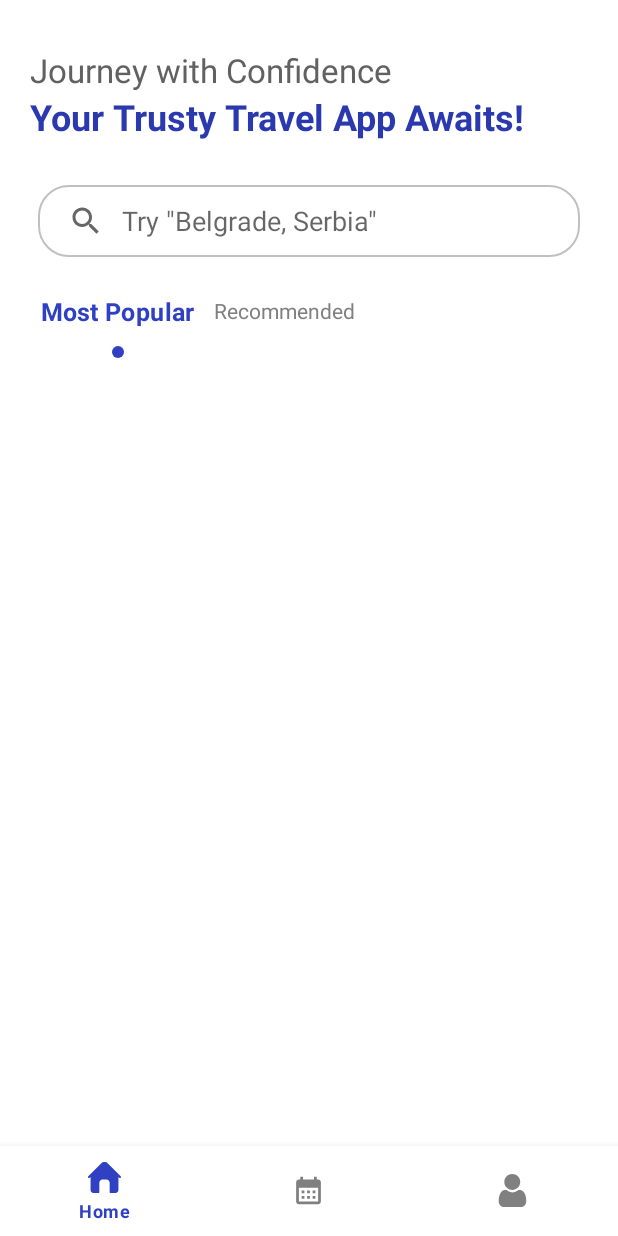
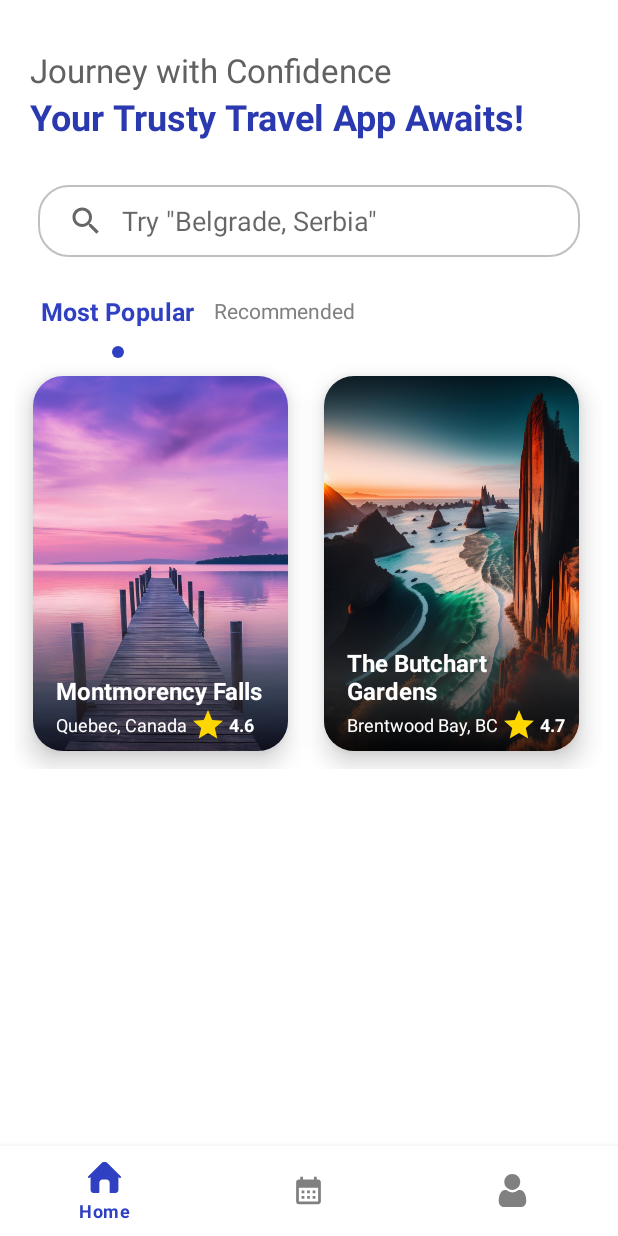
Before and after one commit to Ruturajchavda/NomadNest, an Android app: the HomeFragment screen opened directly, with no data from a screen before it, on a phone screen of 412 x 824 dp. Run offline under Robolectric (Android 15) with nearby library versions, the phone set to English and light mode, and no system bars.

Commit message:
RecyclerView Added for places in home screen.

```diff
--- a/app/src/main/java/com/example/nomadnest/adapter/PlacesAdapter.java
+++ b/app/src/main/java/com/example/nomadnest/adapter/PlacesAdapter.java
@@ -1,4 +1,79 @@
 package com.example.nomadnest.adapter;
 
-public class PlacesAdapter {
+import android.annotation.SuppressLint;
+import android.app.Activity;
+import android.view.LayoutInflater;
+import android.view.View;
+import android.view.ViewGroup;
+
+import androidx.annotation.NonNull;
+import androidx.recyclerview.widget.RecyclerView;
+
+import com.example.nomadnest.databinding.ItemPlacesBinding;
+import com.example.nomadnest.interfaces.RecyclerViewItemInterface;
+import com.example.nomadnest.model.Places;
+
+import java.util.ArrayList;
+
+public class PlacesAdapter extends RecyclerView.Adapter<RecyclerView.ViewHolder> {
+
+    private ArrayList<Places> placesArrayList;
+    private ItemPlacesBinding binding;
+    public Activity activity;
+    private RecyclerViewItemInterface viewItemInterface;
+
+    public void setItemClickListener(RecyclerViewItemInterface viewItemInterface) {
+        this.viewItemInterface = viewItemInterface;
+    }
+
+    public PlacesAdapter(ArrayList<Places> placesArrayList, Activity activity) {
+        this.placesArrayList = placesArrayList;
+        this.activity = activity;
+    }
+
+    @NonNull
+    @Override
+    public ViewHolder onCreateViewHolder(@NonNull ViewGroup parent, int viewType) {
+        LayoutInflater layoutInflater = LayoutInflater.from(parent.getContext());
+        binding = ItemPlacesBinding.inflate(layoutInflater, parent, false);
+        return new ViewHolder(binding);
+    }
+
+    @Override
+    public void onBindViewHolder(@NonNull RecyclerView.ViewHolder holder, int position) {
+        ((ViewHolder) holder).bindView(placesArrayList.get(position));
+        Places places= placesArrayList.get(position);
+        holder.itemView.setOnClickListener(new View.OnClickListener() {
+            @Override
+            public void onClick(View v) {
+                if (viewItemInterface != null) {
+                    viewItemInterface.OnItemShare(holder.getAdapterPosition(), places);
+                }
+            }
+        });
+    }
+
+    @Override
+    public int getItemCount() {
+        return placesArrayList.size();
+    }
+
+    //ViewHolder class to populate data in recyclerView
+    class ViewHolder extends RecyclerView.ViewHolder {
+        private ItemPlacesBinding binding;
+
+        public ViewHolder(@NonNull ItemPlacesBinding binding) {
+            super(binding.getRoot());
+            this.binding = binding;
+        }
+
+        @SuppressLint({"DefaultLocale", "UseCompatLoadingForDrawables"})
+        public void bindView(Places places) {
+            binding.imagePlace.setImageDrawable(activity.getResources().getDrawable(places.getPlaceImage()));
+            binding.textPlaceTitle.setText(places.getPlaceName());
+            binding.textPlaceLoction.setText(places.getPlaceLocation());
+            binding.textPlaceRating.setText(places.getRatings());
+
+        }
+    }
 }
--- a/app/src/main/java/com/example/nomadnest/fragment/HomeFragment.java
+++ b/app/src/main/java/com/example/nomadnest/fragment/HomeFragment.java
@@ -2,6 +2,7 @@ package com.example.nomadnest.fragment;
 
 import android.annotation.SuppressLint;
 import android.content.Context;
+import android.content.Intent;
 import android.graphics.Typeface;
 import android.os.Bundle;
 
@@ -17,9 +18,14 @@ import android.view.ViewGroup;
 import android.widget.PopupWindow;
 import android.widget.SearchView;
 import android.widget.TextView;
+import android.widget.Toast;
 
 import com.example.nomadnest.R;
+import com.example.nomadnest.activity.HomeActivity;
+import com.example.nomadnest.activity.PlaceDetailsActivity;
+import com.example.nomadnest.adapter.PlacesAdapter;
 import com.example.nomadnest.adapter.SearchViewAdapter;
+import com.example.nomadnest.constants.Extras;
 import com.example.nomadnest.databinding.FragmentHomeBinding;
 import com.example.nomadnest.databinding.LayoutSearchPopupBinding;
 import com.example.nomadnest.interfaces.HostInterface;
@@ -37,6 +43,8 @@ public class HomeFragment extends Fragment implements SearchView.OnQueryTextList
     private SearchViewAdapter searchViewAdapter;
     private ArrayList<Places> searchItemList = new ArrayList<>();
     private PopupWindow popupWindow;
+
+    private PlacesAdapter placesAdapter;
 
     @Override
     public void onAttach(Context context) {
@@ -67,24 +75,29 @@ public class HomeFragment extends Fragment implements SearchView.OnQueryTextList
 
     private void init() {
         // Add example data to itemList
-        Places places = new Places(1, "Apple");
-        searchItemList.add(places);
-        Places places1 = new Places(2, "Banana");
+        Places places1 = new Places(1, "Montmorency Falls", "Quebec, Canada", "4.6", R.drawable.travel_1);
         searchItemList.add(places1);
-        Places places2 = new Places(3, "Cherry");
+        Places places2 = new Places(2, "The Butchart Gardens", "Brentwood Bay, BC", "4.7", R.drawable.travel_2);
         searchItemList.add(places2);
-        Places places3 = new Places(3, "Cheese");
+        Places places3 = new Places(3, "Toronto Islands", "Lake Ontario", "4.7", R.drawable.travel_3);
         searchItemList.add(places3);
-        Places places4 = new Places(3, "Astro");
+        Places places4 = new Places(4, "Algonquin Provincial Park", "Ontario, Canada", "5.0", R.drawable.travel_4);
         searchItemList.add(places4);
+        Places places5 = new Places(5, "Rideau Canal", "Kingston, Ontario", "4.7", R.drawable.travel_5);
+        searchItemList.add(places5);
+        Places places6 = new Places(6, "Niagara Falls", "Niagara, Canada", "4.8", R.drawable.travel_6);
+        searchItemList.add(places6);
 
         // set click listener to all view
         initializeListener();
 
         //Set Popup SearchView
-        popupView();
+        popupSearchView();
 
         setModeSelection(true);
+
+        //Populate Places Data
+        bindPlacesAdapter();
     }
 
     private void initializeListener() {
@@ -112,7 +125,6 @@ public class HomeFragment extends Fragment implements SearchView.OnQueryTextList
     }
 
 
-
     // Event Listener for SearchView
     @Override
     public boolean onQueryTextSubmit(String query) {
@@ -131,24 +143,34 @@ public class HomeFragment extends Fragment implements SearchView.OnQueryTextList
     }
 
     //Setup Popup RecyclerView
-    private void popupView() {
+    private void popupSearchView() {
         // Initialize PopupWindow
         LayoutSearchPopupBinding popupBinding = LayoutSearchPopupBinding.inflate(getLayoutInflater());
         View popupView = popupBinding.getRoot();
         popupWindow = new PopupWindow(popupView, ViewGroup.LayoutParams.MATCH_PARENT, ViewGroup.LayoutParams.WRAP_CONTENT);
         popupWindow.setFocusable(false);
 
-        bindAdapter(popupBinding.rvSearch);
+        bindSearchViewAdapter(popupBinding.rvSearch);
     }
 
-    // Initialize and set up RecyclerView and Adapter
+    // Initialize and set up RecyclerView and Adapter for SearchView
     @SuppressLint("NotifyDataSetChanged")
-    private void bindAdapter(RecyclerView recyclerView) {
+    private void bindSearchViewAdapter(RecyclerView recyclerView) {
         searchViewAdapter = new SearchViewAdapter(searchItemList);
         recyclerView.setLayoutManager(new LinearLayoutManager(getActivity()));
         recyclerView.setAdapter(searchViewAdapter);
         searchViewAdapter.notifyDataSetChanged();
         searchViewAdapter.setItemClickListener(this);
+    }
+
+    // Initialize and set up RecyclerView and Adapter
+    @SuppressLint("NotifyDataSetChanged")
+    private void bindPlacesAdapter() {
+        placesAdapter = new PlacesAdapter(searchItemList,getActivity());
+        binding.rvPlaces.setLayoutManager(new LinearLayoutManager(getActivity(),RecyclerView.HORIZONTAL, false));
+        binding.rvPlaces.setAdapter(placesAdapter);
+        placesAdapter.notifyDataSetChanged();
+        placesAdapter.setItemClickListener(this);
     }
 
     @Override
@@ -172,9 +194,17 @@ public class HomeFragment extends Fragment implements SearchView.OnQueryTextList
 
     @Override
     public void OnItemShare(int position, Object o) {
+        if (o != null && o instanceof Places) {
+            Places places = (Places) o;
+
+            Intent intent = new Intent(getActivity(), PlaceDetailsActivity.class);
+            Bundle bundle = new Bundle();
+            bundle.putSerializable(Extras.EXTRA_ATTACHMENT, places);
+            intent.putExtra(Extras.EXTRA_FRAGMENT_BUNDLE, bundle);
+            getActivity().startActivity(intent);
+        }
 
     }
-
 
 
     // Change UI for Selected Text
--- a/app/src/main/java/com/example/nomadnest/model/Places.java
+++ b/app/src/main/java/com/example/nomadnest/model/Places.java
@@ -1,18 +1,27 @@
 package com.example.nomadnest.model;
 
-public class Places {
+import java.io.Serializable;
+
+public class Places implements Serializable {
 
     private int placeId;
     private String placeName;
+    private String placeLocation;
+    private String ratings;
+    private int placeImage;
 
     public Places() {
 
     }
 
-    public Places(int placeId, String placeName) {
+    public Places(int placeId, String placeName, String placeLocation, String ratings, int placeImage) {
         this.placeId = placeId;
         this.placeName = placeName;
+        this.placeLocation = placeLocation;
+        this.ratings = ratings;
+        this.placeImage = placeImage;
     }
+
 
     public int getPlaceId() {
         return placeId;
@@ -29,4 +38,39 @@ public class Places {
     public void setPlaceName(String placeName) {
         this.placeName = placeName;
     }
+
+    public String getPlaceLocation() {
+        return placeLocation;
+    }
+
+    public void setPlaceLocation(String placeLocation) {
+        this.placeLocation = placeLocation;
+    }
+
+    public String getRatings() {
+        return ratings;
+    }
+
+    public void setRatings(String ratings) {
+        this.ratings = ratings;
+    }
+
+    public int getPlaceImage() {
+        return placeImage;
+    }
+
+    public void setPlaceImage(int placeImage) {
+        this.placeImage = placeImage;
+    }
+
+    @Override
+    public String toString() {
+        return "Places{" +
+                "placeId=" + placeId +
+                ", placeName='" + placeName + '\'' +
+                ", placeLocation='" + placeLocation + '\'' +
+                ", ratings=" + ratings +
+                ", placeImage=" + placeImage +
+                '}';
+    }
 }
--- a/app/src/main/res/layout/fragment_home.xml
+++ b/app/src/main/res/layout/fragment_home.xml
@@ -3,6 +3,7 @@
     xmlns:tools="http://schemas.android.com/tools"
     android:layout_width="match_parent"
     android:layout_height="match_parent"
+    xmlns:app="http://schemas.android.com/apk/res-auto"
     tools:context=".fragment.HomeFragment">
 
     <LinearLayout
@@ -102,6 +103,15 @@
 
             </LinearLayout>
         </LinearLayout>
+
+        <androidx.recyclerview.widget.RecyclerView
+            android:id="@+id/rvPlaces"
+            android:layout_width="match_parent"
+            android:layout_height="wrap_content"
+            tools:listitem="@layout/item_places"
+            app:layoutManager="androidx.recyclerview.widget.LinearLayoutManager"
+            android:orientation="horizontal"/>
+
     </LinearLayout>
 
 </FrameLayout>
--- a/app/src/main/res/layout/item_places.xml
+++ b/app/src/main/res/layout/item_places.xml
@@ -1,9 +1,9 @@
 <?xml version="1.0" encoding="utf-8"?>
 <androidx.cardview.widget.CardView xmlns:android="http://schemas.android.com/apk/res/android"
     xmlns:app="http://schemas.android.com/apk/res-auto"
-    android:id="@+id/cardView1"
-    android:layout_width="match_parent"
-    android:layout_height="wrap_content"
+    android:id="@+id/cardViewPlace"
+    android:layout_width="170dp"
+    android:layout_height="250dp"
     android:layout_gravity="center"
     android:layout_margin="12dp"
     app:cardCornerRadius="20dp"
@@ -14,6 +14,7 @@
         android:layout_height="match_parent">
 
         <ImageView
+            android:id="@+id/imagePlace"
             style="@style/style_image"
             android:layout_width="match_parent"
             android:layout_height="match_parent"
@@ -32,14 +33,15 @@
             android:layout_height="wrap_content"
             android:layout_alignParentBottom="true"
             android:orientation="vertical"
-            android:padding="@dimen/medium_margin">
+            android:padding="@dimen/small_margin">
 
             <com.google.android.material.textview.MaterialTextView
+                android:id="@+id/textPlaceTitle"
                 style="@style/style_text_title"
                 android:padding="0dp"
                 android:text="@string/place_title_1"
                 android:textColor="@color/white"
-                android:textSize="@dimen/font_20" />
+                android:textSize="@dimen/font_16" />
 
             <LinearLayout
                 android:layout_width="match_parent"
@@ -48,27 +50,32 @@
                 android:orientation="horizontal">
 
                 <com.google.android.material.textview.MaterialTextView
+                    android:id="@+id/textPlaceLoction"
                     style="@style/style_desc"
                     android:layout_width="wrap_content"
                     android:padding="0dp"
                     android:text="@string/place_location_1"
                     android:textColor="@color/white"
-                    android:textStyle="normal" />
+                    android:textStyle="normal"
+                    android:layout_marginEnd="@dimen/dim_2"
+                    android:textSize="@dimen/font_12"/>
 
                 <ImageView
-                    android:id="@+id/rateUs1"
+                    android:id="@+id/imageRating"
                     android:layout_width="wrap_content"
                     android:layout_height="wrap_content"
+                    android:layout_marginEnd="@dimen/dim_2"
                     android:src="@drawable/ic_star" />
 
                 <com.google.android.material.textview.MaterialTextView
-                    android:id="@+id/rating1"
+                    android:id="@+id/textPlaceRating"
                     style="@style/style_desc"
                     android:layout_width="wrap_content"
                     android:padding="0dp"
                     android:text="@string/ratings"
+                    android:layout_margin="0dp"
                     android:textColor="@color/white"
-                    android:textSize="@dimen/font_16" />
+                    android:textSize="@dimen/font_12"/>
             </LinearLayout>
         </LinearLayout>
     </RelativeLayout>
```
Also changed, not shown: app/src/main/AndroidManifest.xml (+14 -0 lines), app/src/main/java/com/example/nomadnest/activity/PlaceDetailsActivity.java (added, +20 -0 lines), app/src/main/java/com/example/nomadnest/constants/Extras.java (added, +7 -0 lines), app/src/main/res/layout/activity_place_details.xml (added, +9 -0 lines).
